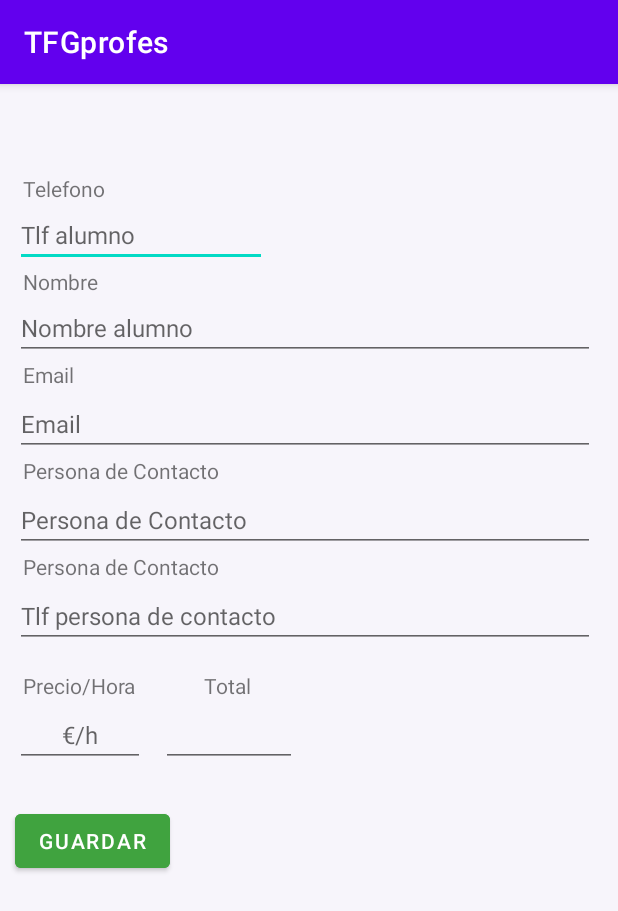
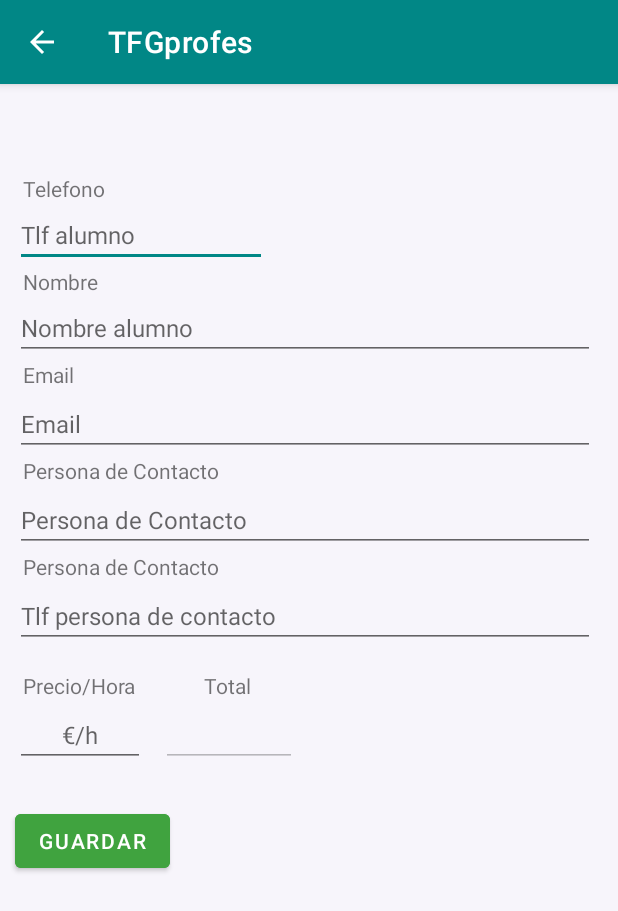
Before and after one commit to LostCosmonaut13/TFGprofes, an Android app: the screen it shows after launch once a user with an empty profile is signed in (AddAlumnosActivity), in the options menu, after a tap on "Añadir alumno", on a phone screen of 412 x 824 dp. Shown: the top 911 px of the screen. Run offline under Robolectric (Android 15) with nearby library versions, the phone set to English and light mode, and no system bars; our stand-ins replace Firebase (no records; nobody signed in at launch, a user with empty details on screens opened directly).

Commit message:
lista dinamica

```diff
--- a/app/src/main/java/com/example/tfgprofes/MainActivity.java
+++ b/app/src/main/java/com/example/tfgprofes/MainActivity.java
@@ -1,19 +1,31 @@
 package com.example.tfgprofes;
 
 import androidx.appcompat.app.AppCompatActivity;
+import androidx.recyclerview.widget.LinearLayoutManager;
+import androidx.recyclerview.widget.RecyclerView;
 
 import android.content.Intent;
+import android.database.Cursor;
+import android.database.sqlite.SQLiteDatabase;
 import android.os.Bundle;
 import android.view.Menu;
 import android.view.MenuItem;
+import android.view.View;
 import android.widget.Button;
 import android.widget.Toast;
 
+import com.example.tfgprofes.adaptadores.ListaAlumnosAdapter;
+import com.example.tfgprofes.datosAlumnos.Alumnos;
 import com.google.firebase.auth.FirebaseAuth;
+
+import java.util.ArrayList;
 
 public class MainActivity extends AppCompatActivity {
 
     FirebaseAuth mAuth;
+    private SQLiteDatabase bd;
+    public ArrayList<Alumnos> listaAlumnos;
+    RecyclerView listadoAlumnos;
 
     @Override
     protected void onCreate(Bundle savedInstanceState) {
@@ -21,6 +33,14 @@ public class MainActivity extends AppCompatActivity {
         setContentView(R.layout.activity_main);
 
         mAuth = FirebaseAuth.getInstance();
+
+        listadoAlumnos = findViewById(R.id.rvListaAlumnos);
+        listadoAlumnos.setLayoutManager(new LinearLayoutManager(this));
+
+        AdminSQLiteOpenHelper admin = new AdminSQLiteOpenHelper(this,"administracion",null,1);
+
+        ListaAlumnosAdapter adapter = new ListaAlumnosAdapter(mostrarAlumnos());
+        listadoAlumnos.setAdapter(adapter);
 
     }
 
@@ -49,4 +69,31 @@ public class MainActivity extends AppCompatActivity {
                 return super.onOptionsItemSelected(item);
         }
     }
+
+    public ArrayList<Alumnos> mostrarAlumnos() {
+
+        AdminSQLiteOpenHelper admin = new AdminSQLiteOpenHelper(this, "administracion", null, 1);
+        SQLiteDatabase bd = admin.getWritableDatabase();
+
+        ArrayList<Alumnos> listaAlumnos = new ArrayList<>();
+        Alumnos alumno = null;
+
+        Cursor fila = bd.rawQuery("select telefono,nombre from alumno", null);
+
+        if (fila.moveToFirst()) {
+            do {
+                alumno = new Alumnos();
+
+                alumno.setTelefono(fila.getString(0));
+                alumno.setNombre(fila.getString(1));
+
+                listaAlumnos.add(alumno);
+            } while (fila.moveToNext());
+        }
+
+        bd.close();
+        return listaAlumnos; //echar vistazo a si quito el try o no: annadido como public variable arriba del todo
+
+    }
+
 }
--- /dev/null
+++ b/app/src/main/java/com/example/tfgprofes/adaptadores/ListaAlumnosAdapter.java
@@ -0,0 +1,55 @@
+package com.example.tfgprofes.adaptadores;
+
+import android.view.LayoutInflater;
+import android.view.View;
+import android.view.ViewGroup;
+import android.widget.TextView;
+
+import androidx.annotation.NonNull;
+import androidx.recyclerview.widget.RecyclerView;
+
+import com.example.tfgprofes.R;
+import com.example.tfgprofes.datosAlumnos.Alumnos;
+
+import java.util.ArrayList;
+
+public class ListaAlumnosAdapter extends RecyclerView.Adapter<ListaAlumnosAdapter.AlumnoViewHolder> {
+
+    ArrayList<Alumnos> listaAlumnos;
+
+    public ListaAlumnosAdapter(ArrayList<Alumnos> listaAlumnos){
+        this.listaAlumnos = listaAlumnos;
+    }
+
+    @NonNull
+    @Override
+    public AlumnoViewHolder onCreateViewHolder(@NonNull ViewGroup parent, int viewType) {
+        View view = LayoutInflater.from(parent.getContext()).inflate(R.layout.listado_alumnos,null, false);
+        return new AlumnoViewHolder(view);
+    }
+
+    @Override
+    public void onBindViewHolder(@NonNull AlumnoViewHolder holder, int position) {
+        holder.viewNombre.setText(listaAlumnos.get(position).getNombre());
+        holder.viewTelefono.setText(listaAlumnos.get(position).getTelefono());
+    }
+
+    @Override
+    public int getItemCount() {
+        listaAlumnos.size();
+        return listaAlumnos.size();
+    }
+
+    public class AlumnoViewHolder extends RecyclerView.ViewHolder {
+
+        TextView viewNombre, viewTelefono;
+
+        public AlumnoViewHolder(@NonNull View itemView) {
+            super(itemView);
+
+            viewNombre = itemView.findViewById(R.id.viewNombre);
+            viewTelefono = itemView.findViewById(R.id.viewTelefono);
+
+        }
+    }
+}
--- a/app/src/main/res/layout/activity_add_alumnos.xml
+++ b/app/src/main/res/layout/activity_add_alumnos.xml
@@ -180,7 +180,7 @@
         android:layout_marginStart="107dp"
         android:layout_marginTop="2dp"
         android:layout_marginEnd="214dp"
-        android:inputType="none"
+        android:enabled="false"
         android:gravity="center"
         android:textSize="16dp" />
 
--- a/app/src/main/res/values-night/themes.xml
+++ b/app/src/main/res/values-night/themes.xml
@@ -2,12 +2,12 @@
     <!-- Base application theme. -->
     <style name="Theme.TFGprofes" parent="Theme.MaterialComponents.DayNight.DarkActionBar">
         <!-- Primary brand color. -->
-        <item name="colorPrimary">@color/purple_200</item>
-        <item name="colorPrimaryVariant">@color/purple_700</item>
+        <item name="colorPrimary">@color/teal_200</item>
+        <item name="colorPrimaryVariant">@color/teal_700</item>
         <item name="colorOnPrimary">@color/black</item>
         <!-- Secondary brand color. -->
         <item name="colorSecondary">@color/teal_200</item>
-        <item name="colorSecondaryVariant">@color/teal_200</item>
+        <item name="colorSecondaryVariant">@color/teal_700</item>
         <item name="colorOnSecondary">@color/black</item>
         <!-- Status bar color. -->
         <item name="android:statusBarColor" tools:targetApi="l">?attr/colorPrimaryVariant</item>
--- a/app/src/main/res/values/themes.xml
+++ b/app/src/main/res/values/themes.xml
@@ -2,11 +2,11 @@
     <!-- Base application theme. -->
     <style name="Theme.TFGprofes" parent="Theme.MaterialComponents.DayNight.DarkActionBar">
         <!-- Primary brand color. -->
-        <item name="colorPrimary">@color/purple_500</item>
-        <item name="colorPrimaryVariant">@color/purple_700</item>
+        <item name="colorPrimary">@color/teal_700</item>
+        <item name="colorPrimaryVariant">@color/teal_700</item>
         <item name="colorOnPrimary">@color/white</item>
         <!-- Secondary brand color. -->
-        <item name="colorSecondary">@color/teal_200</item>
+        <item name="colorSecondary">@color/teal_700</item>
         <item name="colorSecondaryVariant">@color/teal_700</item>
         <item name="colorOnSecondary">@color/black</item>
         <!-- Status bar color. -->
```
Also changed, not shown: app/src/main/AndroidManifest.xml (+7 -1 lines), app/src/main/java/com/example/tfgprofes/AddAlumnosActivity.java (+132 -98 lines), app/src/main/java/com/example/tfgprofes/datosAlumnos/Alumnos.java (added, +69 -0 lines), app/src/main/res/layout/activity_main.xml (+11 -12 lines), app/src/main/res/layout/listado_alumnos.xml (added, +30 -0 lines).
